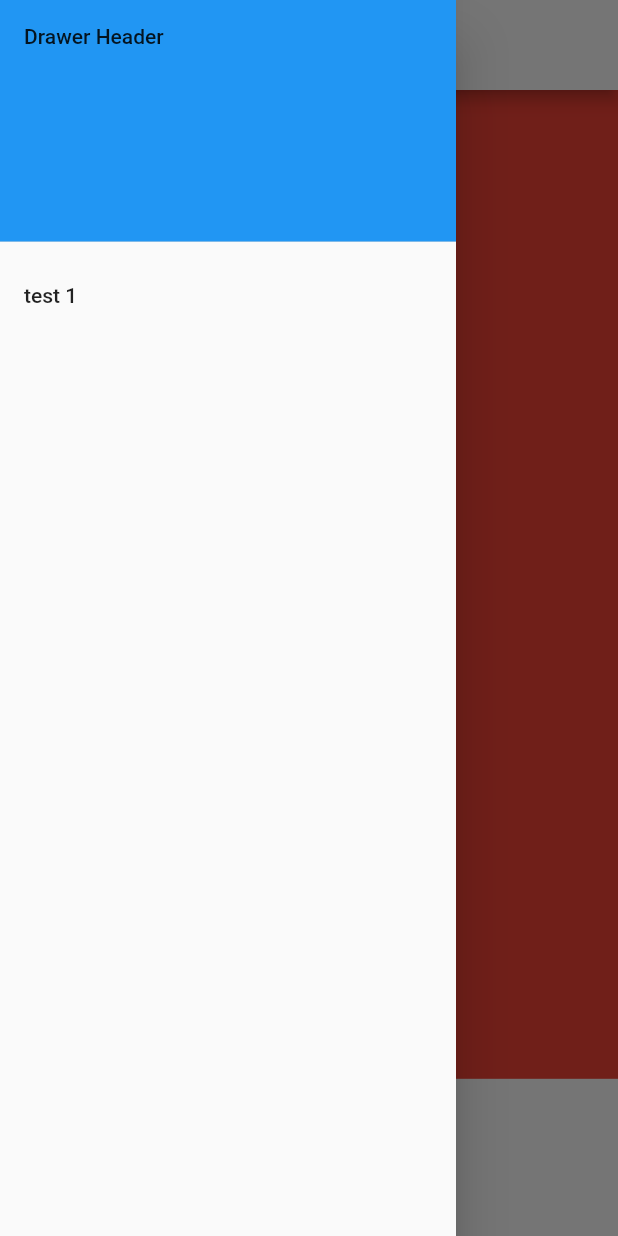
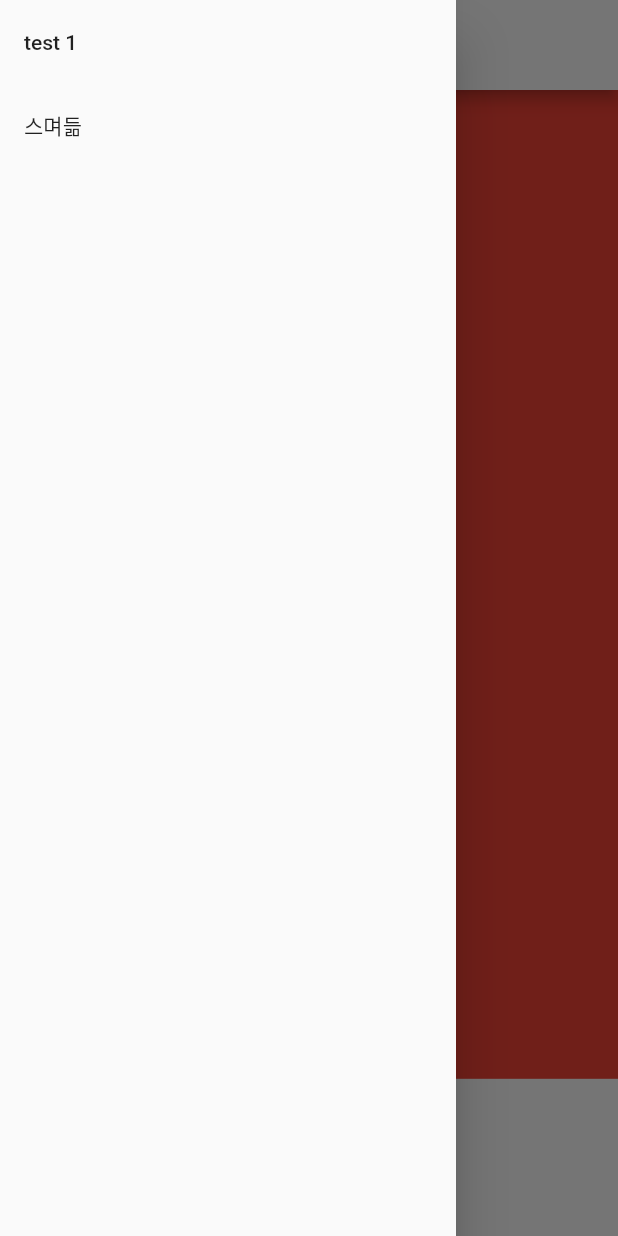
Before and after one commit to sukim2406/ssk_woodwork_homepage, a Flutter app: the screen it shows after launch, with the side drawer open, on a phone screen of 412 x 824 dp. Run offline on Flutter 3.47's test engine with Material 2 defaults, Android fonts, the phone set to English and light mode, and no system bars; our stand-ins replace google_fonts; Roboto replaces fonts that are missing (Gugi).

Commit message:
ssk_woodwork_homepage : mobile menu item ::::: daily commit project 09-21-2022

```diff
--- a/ssk_woodwork_homepage/lib/widgets/appbar_widget/drawer_mobile_widget.dart
+++ b/ssk_woodwork_homepage/lib/widgets/appbar_widget/drawer_mobile_widget.dart
@@ -1,4 +1,7 @@
 import 'package:flutter/material.dart';
+import 'package:ssk_woodwork_homepage/controllers/global_controller.dart';
+
+import '../menu_item_widget/menu_item_widget.dart';
 
 class DrawerMobileWidget extends StatefulWidget {
   const DrawerMobileWidget({super.key});
@@ -13,20 +16,16 @@ class _DrawerMobileWidgetState extends State<DrawerMobileWidget> {
     return Drawer(
       child: ListView(
         padding: EdgeInsets.zero,
-        children: const [
-          DrawerHeader(
-            decoration: BoxDecoration(
-              color: Colors.blue,
-            ),
-            child: Text(
-              'Drawer Header',
-            ),
-          ),
-          ListTile(
+        children: [
+          const ListTile(
             title: Text(
               'test 1',
             ),
           ),
+          MenuItemWidget(
+            index: 0,
+            width: MediaQuery.of(context).size.width,
+          )
         ],
       ),
     );
--- a/ssk_woodwork_homepage/lib/widgets/menu_item_widget/menu_item_mobile_widget.dart
+++ b/ssk_woodwork_homepage/lib/widgets/menu_item_widget/menu_item_mobile_widget.dart
@@ -1,7 +1,13 @@
 import 'package:flutter/material.dart';
 
+import '../../controllers/global_controller.dart' as global;
+
 class MenuItemMobileWidget extends StatefulWidget {
-  const MenuItemMobileWidget({super.key});
+  final int index;
+  const MenuItemMobileWidget({
+    super.key,
+    required this.index,
+  });
 
   @override
   State<MenuItemMobileWidget> createState() => _MenuItemMobileWidgetState();
@@ -10,6 +16,10 @@ class MenuItemMobileWidget extends StatefulWidget {
 class _MenuItemMobileWidgetState extends State<MenuItemMobileWidget> {
   @override
   Widget build(BuildContext context) {
-    return Container();
+    return ListTile(
+      title: Text(
+        global.menuItems[global.languageInt][widget.index],
+      ),
+    );
   }
 }
--- a/ssk_woodwork_homepage/lib/widgets/menu_item_widget/menu_item_widget.dart
+++ b/ssk_woodwork_homepage/lib/widgets/menu_item_widget/menu_item_widget.dart
@@ -23,7 +23,9 @@ class _MenuItemWidgetState extends State<MenuItemWidget> {
   @override
   Widget build(BuildContext context) {
     return ResponsiveLayoutWidget(
-      mobile: MenuItemMobileWidget(),
+      mobile: MenuItemMobileWidget(
+        index: widget.index,
+      ),
       tablet: MenuItemTabletWidget(
         index: widget.index,
         width: widget.width,
```
